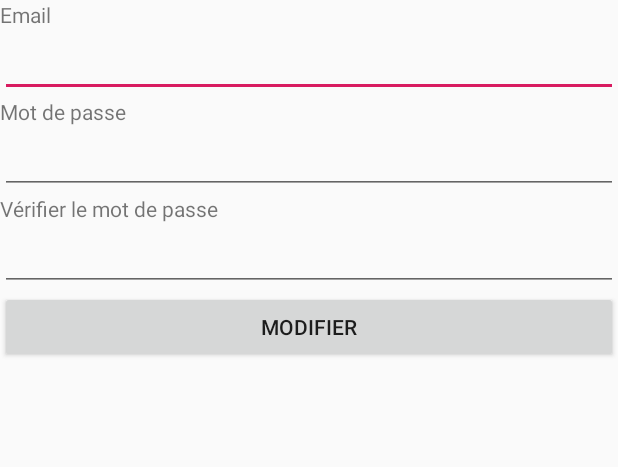
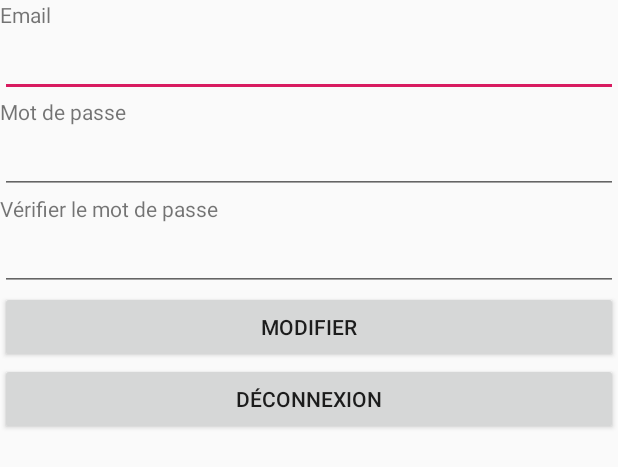
Before and after one commit to ludoviclajournade/Gruppetto, an Android app: the layout fragment_user.xml on its own in the app's theme, with its tools: preview values and no code run, on a phone screen of 412 x 824 dp. Shown: the top 467 px of the screen. Run offline under Robolectric (Android 15) with nearby library versions, the phone set to English and light mode, and no system bars.

Commit message:
déconnexion

```diff
--- a/app/src/main/java/com/miage/gruppetto/MainActivity.java
+++ b/app/src/main/java/com/miage/gruppetto/MainActivity.java
@@ -81,6 +81,11 @@ public class MainActivity extends AppCompatActivity {
 
         // Initialize Firebase Auth
         mAuth = FirebaseAuth.getInstance();
+
+        // If user is already logon
+        if(mAuth.getCurrentUser() != null) {
+            startNextActivity();
+        }
 
         loginViewModel.getLoginFormState().observe(this, new Observer<LoginFormState>() {
             @Override
--- a/app/src/main/java/com/miage/gruppetto/REST/LocationsRunnable.java
+++ b/app/src/main/java/com/miage/gruppetto/REST/LocationsRunnable.java
@@ -123,7 +123,7 @@ public class LocationsRunnable implements Runnable {
                                 location.setUser(jsonReader.nextString());
                                 try {
                                     locations.add(location);
-                                    location = new Location();
+                                    location = new Location(); // Reset
                                     jsonReader.endObject();
                                     jsonReader.beginObject();
                                 } catch (IllegalStateException e) {
--- a/app/src/main/java/com/miage/gruppetto/ui/login/LoginActivity.java
+++ b/app/src/main/java/com/miage/gruppetto/ui/login/LoginActivity.java
@@ -34,6 +34,7 @@ public class LoginActivity extends AppCompatActivity {
         setContentView(R.layout.activity_login);
         loginViewModel = ViewModelProviders.of(this, new LoginViewModelFactory())
                 .get(LoginViewModel.class);
+
 
         final EditText usernameEditText = findViewById(R.id.username);
         final EditText passwordEditText = findViewById(R.id.password);
--- a/app/src/main/res/layout/fragment_user.xml
+++ b/app/src/main/res/layout/fragment_user.xml
@@ -54,6 +54,12 @@
             android:layout_width="match_parent"
             android:layout_height="wrap_content"
             android:text="Modifier" />
+
+        <Button
+            android:id="@+id/button_logoff"
+            android:layout_width="match_parent"
+            android:layout_height="wrap_content"
+            android:text="Déconnexion" />
     </LinearLayout>
 
 </androidx.constraintlayout.widget.ConstraintLayout>
```
Also changed, not shown: app/src/main/java/com/miage/gruppetto/ui/home/HomeFragment.java (+7 -2 lines), app/src/main/java/com/miage/gruppetto/ui/user/UserFragment.java (+15 -0 lines).
